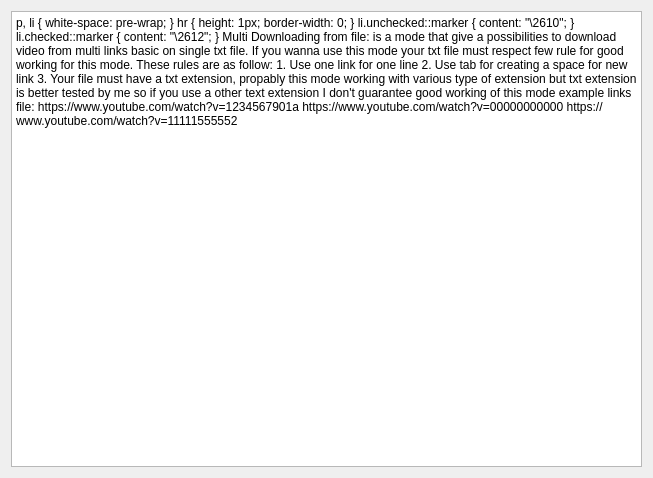
Above: src/frontend/MultiDownloadigInfoWidget.ui from Xaempel/CoolYoutubeDownloader before the change. Below: the same form after it.
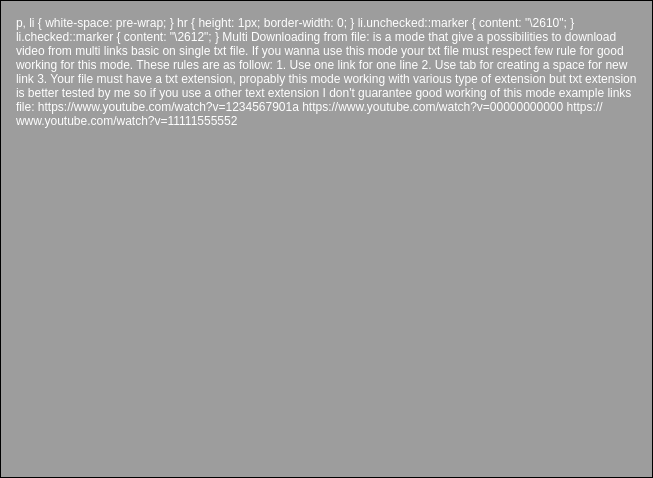
That is the form after the change.

Commit message: <Feature>: Probably This is last commit for some time. I added all things that I wanted so I dont have a job for now -- Added styles into the project

Patch:
```diff
--- a/src/frontend/MultiDownloadigInfoWidget.ui
+++ b/src/frontend/MultiDownloadigInfoWidget.ui
@@ -13,9 +13,21 @@
   <property name="windowTitle">
    <string>Info About Multi Downloading Mode</string>
   </property>
+  <property name="styleSheet">
+   <string notr="true">QWidget{
+	background-color: rgb(157, 157, 157);
+	color: rgb(255, 255, 255);
+	border: 1px solid rgb(0, 0, 0);
+}
+
+
+QTextBrowser{
+		border: 1px none rgb(0, 0, 0);
+}</string>
+  </property>
   <layout class="QVBoxLayout" name="verticalLayout">
    <item>
-    <widget class="QTextEdit" name="InfoAboutMultiDownloadingMode">
+    <widget class="QTextBrowser" name="infoTextBrowser">
      <property name="html">
       <string>&lt;!DOCTYPE HTML PUBLIC &quot;-//W3C//DTD HTML 4.0//EN&quot; &quot;http://www.w3.org/TR/REC-html40/strict.dtd&quot;&gt;
 &lt;html&gt;&lt;head&gt;&lt;meta name=&quot;qrichtext&quot; content=&quot;1&quot; /&gt;&lt;meta charset=&quot;utf-8&quot; /&gt;&lt;style type=&quot;text/css&quot;&gt;
@@ -24,7 +36,7 @@
 li.unchecked::marker { content: &quot;\2610&quot;; }
 li.checked::marker { content: &quot;\2612&quot;; }
 &lt;/style&gt;&lt;/head&gt;&lt;body style=&quot; font-family:'Noto Sans'; font-size:10pt; font-weight:400; font-style:normal;&quot;&gt;
-&lt;p align=&quot;center&quot; style=&quot; margin-top:0px; margin-bottom:0px; margin-left:0px; margin-right:0px; -qt-block-indent:0; text-indent:0px;&quot;&gt;&lt;span style=&quot; font-size:14pt; font-weight:700;&quot;&gt;Multi Downloading from file: &lt;/span&gt;&lt;/p&gt;
+&lt;p style=&quot; margin-top:0px; margin-bottom:0px; margin-left:0px; margin-right:0px; -qt-block-indent:0; text-indent:0px;&quot;&gt;&lt;span style=&quot; font-size:14pt; font-weight:700;&quot;&gt;Multi Downloading from file: &lt;/span&gt;&lt;/p&gt;
 &lt;p style=&quot; margin-top:0px; margin-bottom:0px; margin-left:0px; margin-right:0px; -qt-block-indent:0; text-indent:0px;&quot;&gt;&lt;span style=&quot; font-size:12pt;&quot;&gt;is a mode that give a possibilities to download video from multi links basic on single txt file. If you wanna use this mode your txt file must respect few rule for good working for this mode.&lt;/span&gt;&lt;/p&gt;
 &lt;p style=&quot;-qt-paragraph-type:empty; margin-top:0px; margin-bottom:0px; margin-left:0px; margin-right:0px; -qt-block-indent:0; text-indent:0px; font-size:12pt;&quot;&gt;&lt;br /&gt;&lt;/p&gt;
 &lt;p style=&quot; margin-top:0px; margin-bottom:0px; margin-left:0px; margin-right:0px; -qt-block-indent:0; text-indent:0px;&quot;&gt;&lt;span style=&quot; font-size:12pt; font-weight:700;&quot;&gt;These rules are as follow:&lt;/span&gt;&lt;/p&gt;
```
The commit also changes 2 other files.
